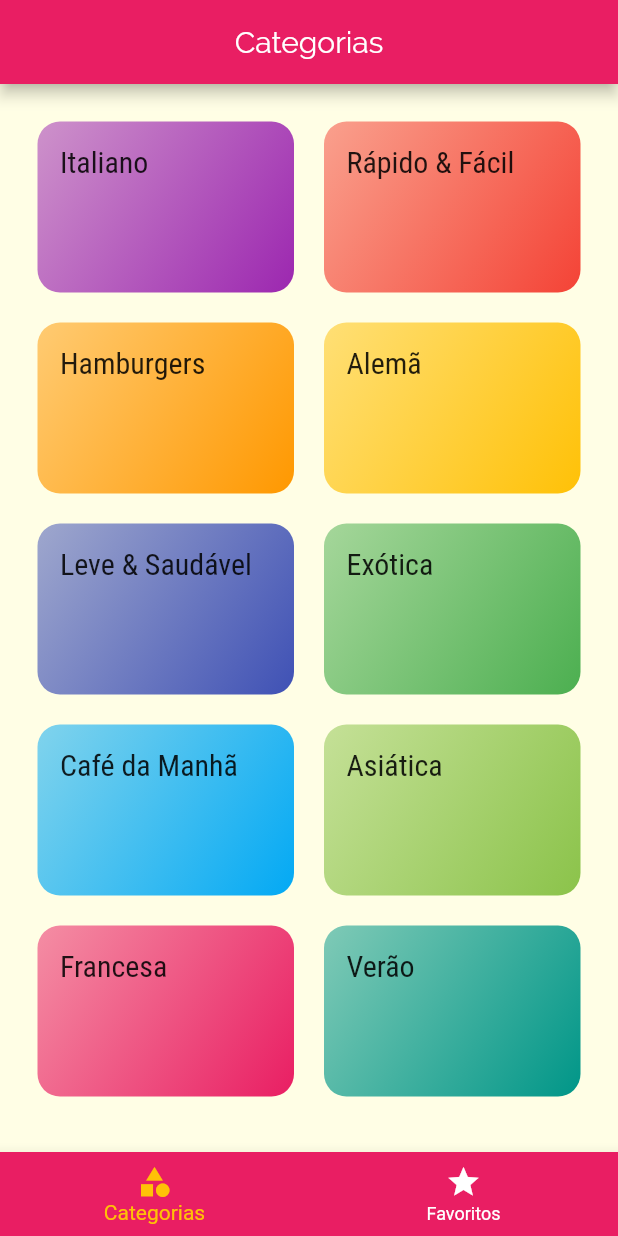
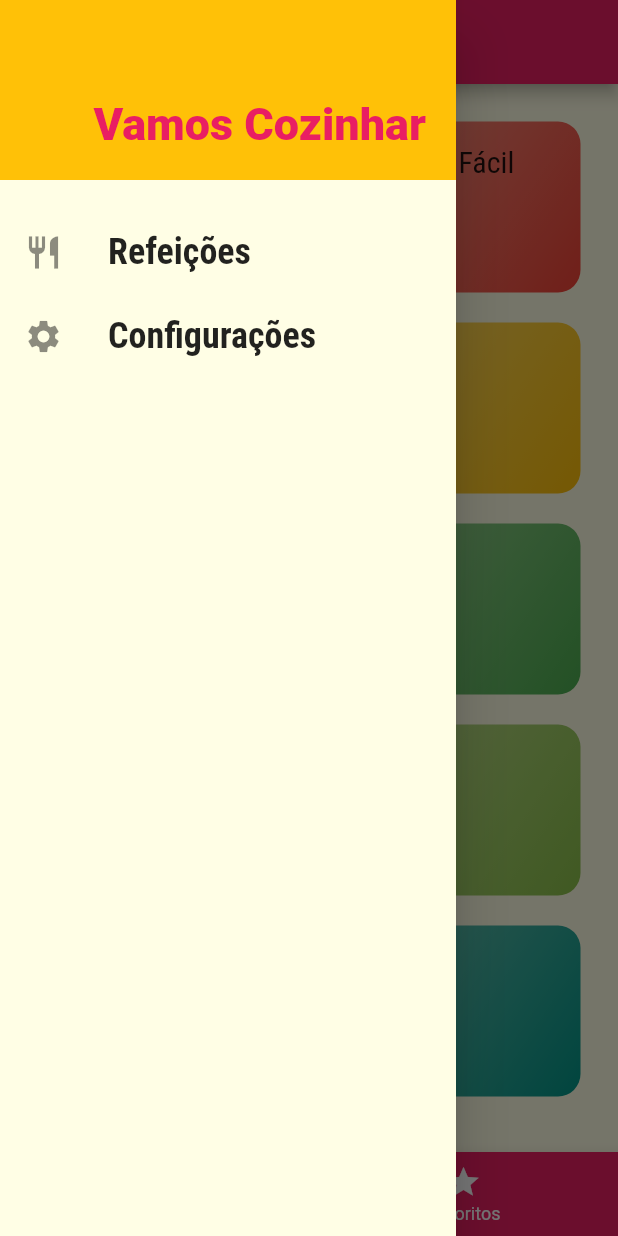
Before and after one commit to machado-jose/menus_flutter, a Flutter app: the screen it shows after launch, with the side drawer open (before the commit the screen has no drawer), on a phone screen of 412 x 824 dp. Run offline on Flutter 3.47's test engine with Material 2 defaults, Android fonts, the phone set to English and light mode, and no system bars.

Commit message:
Adding the filter function

```diff
--- /dev/null
+++ b/lib/components/main_drawer.dart
@@ -0,0 +1,60 @@
+import 'package:flutter/material.dart';
+import 'package:menus/utils/app_routes.dart';
+
+class MainDrawer extends StatelessWidget {
+  Widget _createItem(IconData icon, String label, Function onTap) {
+    return ListTile(
+      leading: Icon(
+        icon,
+        size: 26,
+      ),
+      title: Text(
+        label,
+        style: TextStyle(
+          fontFamily: 'RobotoCondensed',
+          fontSize: 24,
+          fontWeight: FontWeight.bold,
+        ),
+      ),
+      onTap: onTap,
+    );
+  }
+
+  @override
+  Widget build(BuildContext context) {
+    return Drawer(
+      child: Column(
+        children: <Widget>[
+          Container(
+            height: 120,
+            width: double.infinity,
+            padding: const EdgeInsets.all(20),
+            color: Theme.of(context).accentColor,
+            alignment: Alignment.bottomRight,
+            child: Text(
+              'Vamos Cozinhar',
+              style: TextStyle(
+                fontWeight: FontWeight.w900,
+                fontSize: 30,
+                color: Theme.of(context).primaryColor,
+              ),
+            ),
+          ),
+          SizedBox(
+            height: 20,
+          ),
+          _createItem(
+            Icons.restaurant,
+            'Refeições',
+            () => Navigator.of(context).pushReplacementNamed(AppRoutes.HOME),
+          ),
+          _createItem(
+            Icons.settings,
+            'Configurações',
+            () => Navigator.of(context).pushReplacementNamed(AppRoutes.SETTINGS),
+          ),
+        ],
+      ),
+    );
+  }
+}
--- a/lib/main.dart
+++ b/lib/main.dart
@@ -1,13 +1,41 @@
 import 'package:flutter/material.dart';
+import 'package:menus/models/settings.dart';
 import 'package:menus/screens/categories_meals_screen.dart';
 import 'package:menus/screens/meals_details_screen.dart';
+import 'package:menus/screens/settings_screen.dart';
 import 'package:menus/screens/tabs_screen.dart';
 
 import 'utils/app_routes.dart';
 
+import 'models/meal.dart';
+import 'data/dummy_data.dart';
+
 void main() => runApp(MyApp());
 
-class MyApp extends StatelessWidget {
+class MyApp extends StatefulWidget {
+  @override
+  _MyAppState createState() => _MyAppState();
+}
+
+class _MyAppState extends State<MyApp> {
+
+  List<Meal> _availableMeals = DUMMY_MEALS;
+  var settings = Settings();
+
+  void _filterMeals(Settings settings){
+    setState(() {
+      this.settings = settings;
+      _availableMeals = DUMMY_MEALS.where((meal) {
+        final filterGluten = settings.isGlutenFree && !meal.isGlutenFree;
+        final filterLactose = settings.isLactoseFree && !meal.isLactoseFree;
+        final filterVegan = settings.isVegan && !meal.isVegan;
+        final filterVegetarian = settings.isVegetarian && !meal.isVegetarian;
+
+        return !filterGluten && !filterLactose && !filterVegan && !filterVegetarian;
+      }).toList();
+    });
+  }
+
   @override
   Widget build(BuildContext context) {
     return MaterialApp(
@@ -26,8 +54,9 @@ class MyApp extends StatelessWidget {
       ),
       routes: {
         AppRoutes.HOME: (ctx) => TabsScreen(),
-        AppRoutes.CATEGORIES_MEALS: (ctx) => CategoriesMealsScreen(),
+        AppRoutes.CATEGORIES_MEALS: (ctx) => CategoriesMealsScreen(_availableMeals),
         AppRoutes.MEAL_DETAIL: (ctx) => MealsDetailsScreen(),
+        AppRoutes.SETTINGS: (ctx) => SettingsScreen(settings, _filterMeals),
       },
     );
   }
--- /dev/null
+++ b/lib/models/settings.dart
@@ -0,0 +1,13 @@
+class Settings {
+  bool isGlutenFree;
+  bool isLactoseFree;
+  bool isVegan;
+  bool isVegetarian;
+
+  Settings({
+    this.isGlutenFree = false,
+    this.isLactoseFree = false,
+    this.isVegan = false,
+    this.isVegetarian = false,
+  });
+}
--- a/lib/screens/meals_details_screen.dart
+++ b/lib/screens/meals_details_screen.dart
@@ -87,6 +87,12 @@ class MealsDetailsScreen extends StatelessWidget {
           ],
         ),
       ),
+      floatingActionButton: FloatingActionButton(
+        child: Icon(
+          Icons.star,
+        ),
+        onPressed: () {},
+      ),
     );
   }
 }
--- a/lib/screens/tabs_screen.dart
+++ b/lib/screens/tabs_screen.dart
@@ -1,4 +1,5 @@
 import 'package:flutter/material.dart';
+import 'package:menus/components/main_drawer.dart';
 
 import 'categories_screen.dart';
 import 'favorite_screen.dart';
@@ -34,6 +35,7 @@ class _TabsScreenState extends State<TabsScreen> {
           ],
         ),
       ),
+      drawer: MainDrawer(),
       body: this.screens[this._selectedScreenIndex]['screen'],
       bottomNavigationBar: BottomNavigationBar(
         onTap: _selectedScreen,
--- a/lib/utils/app_routes.dart
+++ b/lib/utils/app_routes.dart
@@ -2,4 +2,5 @@ class AppRoutes{
   static const HOME = '/';
   static const CATEGORIES_MEALS = '/categories-meals';
   static const MEAL_DETAIL = '/meal-detail';
+  static const SETTINGS = '/settings';
 }
```
Also changed, not shown: lib/screens/categories_meals_screen.dart (+7 -2 lines), lib/screens/settings_screen.dart (added, +91 -0 lines).
